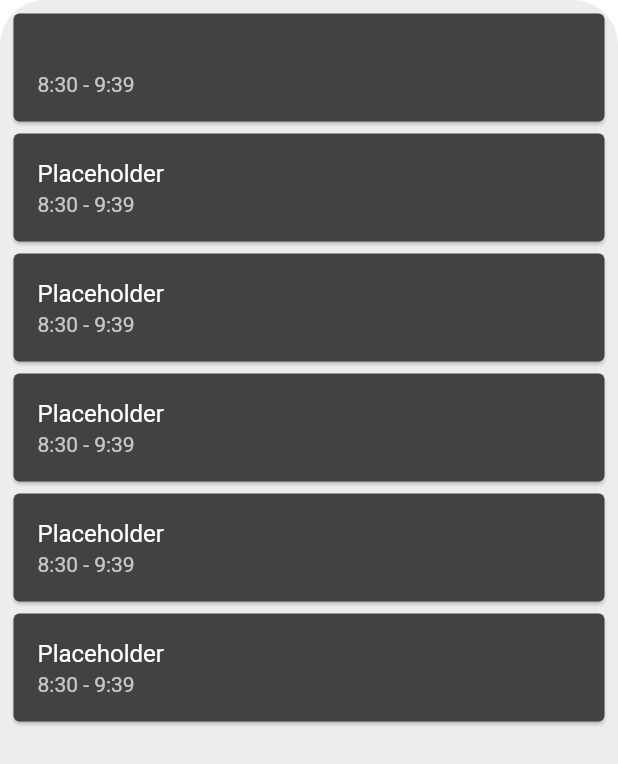
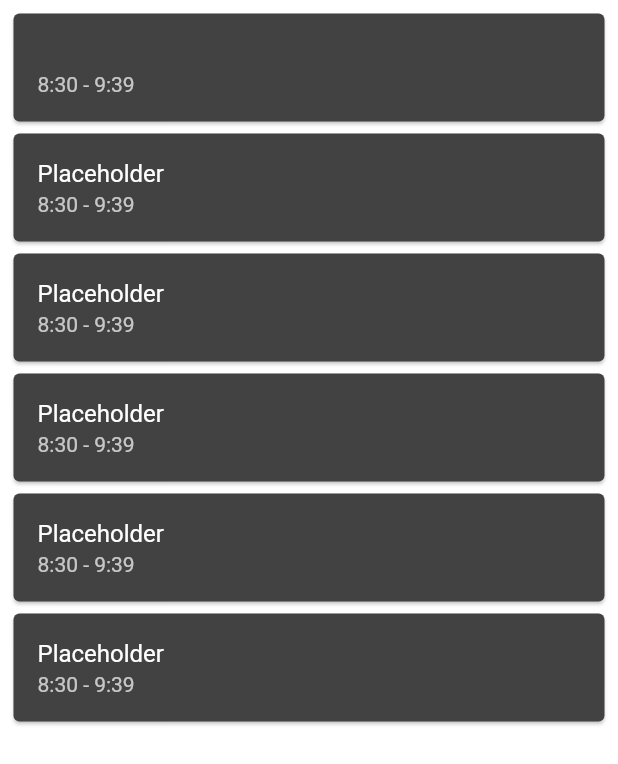
Before and after one commit to yenuGH/gatorblocks_rbt, a Flutter app: the Classes screen opened directly, after a tap on "Update", on a phone screen of 412 x 824 dp. Shown: the top 764 px of the screen. Run offline on Flutter 3.47's test engine with Material 2 defaults, Android fonts, the phone set to English and light mode, and no system bars; our stand-ins replace rflutter_alert, sqflite, table_calendar, webview_flutter; accounts and stored records are empty.

Commit message:
i fixed your mistake eric

```diff
--- a/lib/widgets/blocks.dart
+++ b/lib/widgets/blocks.dart
@@ -26,7 +26,7 @@ class _BlocksState extends State<Blocks> {
       padding: EdgeInsets.all(5),
       height: 500,
       decoration: BoxDecoration(
-        color: Color(hexColour('#EDEDED')),
+        //color: Color(hexColour('#EDEDED')),
         borderRadius: BorderRadius.only(
           topLeft: Radius.circular(30.0),
           topRight: Radius.circular(30.0),
```
